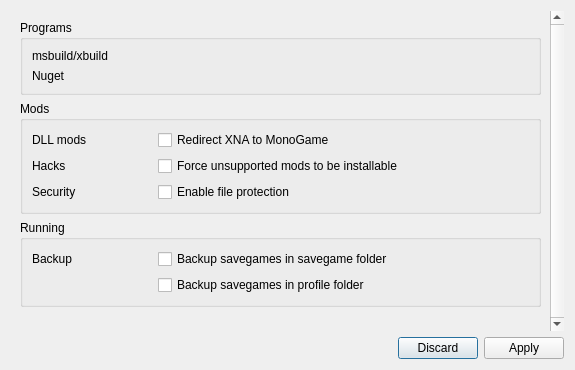
Before: the Qt Designer form src/globalsettingsdialog.ui in kriana/SilVerPLuM, drawn with Qt 5.
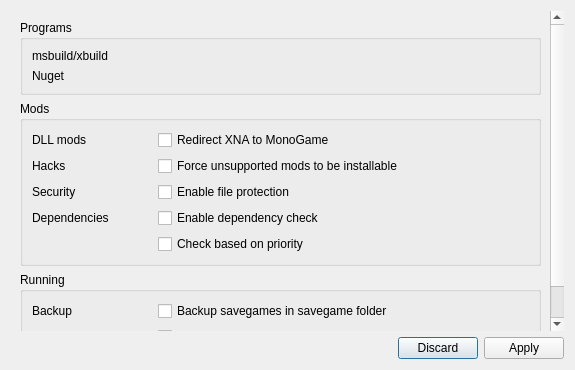
After: the same form once the commit is applied. Custom widgets are drawn as their Qt base class.

Commit message: + Priority-aware dependency check (todo: test) * Documentation

```diff
--- a/src/globalsettingsdialog.ui
+++ b/src/globalsettingsdialog.ui
@@ -31,7 +31,7 @@
         <x>0</x>
         <y>0</y>
         <width>543</width>
-        <height>326</height>
+        <height>382</height>
        </rect>
       </property>
       <layout class="QVBoxLayout" name="verticalLayout_2">
@@ -159,6 +159,33 @@
             </property>
            </widget>
           </item>
+          <item row="3" column="0">
+           <widget class="QLabel" name="label_7">
+            <property name="minimumSize">
+             <size>
+              <width>120</width>
+              <height>0</height>
+             </size>
+            </property>
+            <property name="text">
+             <string>Dependencies</string>
+            </property>
+           </widget>
+          </item>
+          <item row="3" column="1">
+           <widget class="QCheckBox" name="modEnableDepCheck">
+            <property name="text">
+             <string>Enable dependency check</string>
+            </property>
+           </widget>
+          </item>
+          <item row="4" column="1">
+           <widget class="QCheckBox" name="modDepCheckPriorityAware">
+            <property name="text">
+             <string>Check based on priority</string>
+            </property>
+           </widget>
+          </item>
          </layout>
         </widget>
        </item>
```
The commit also changes 7 other files.
